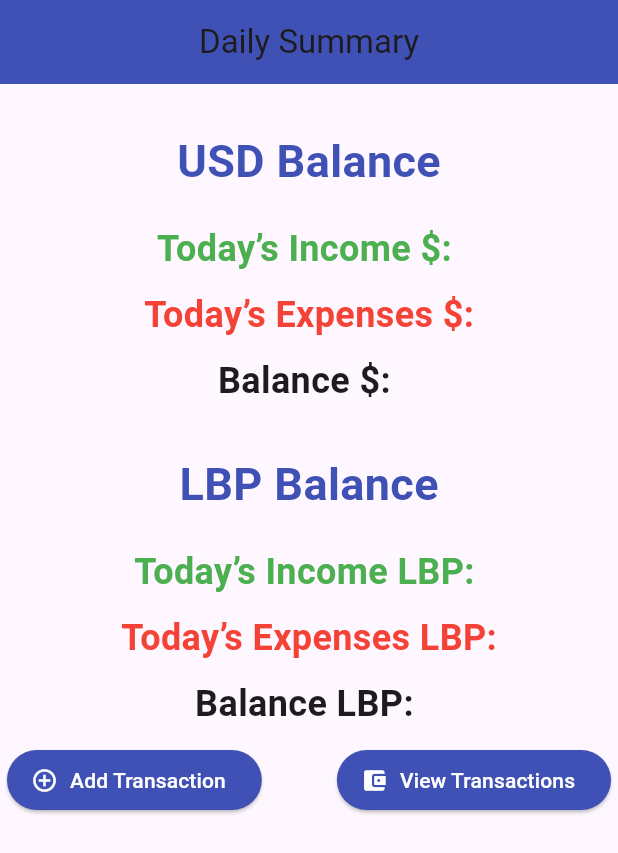
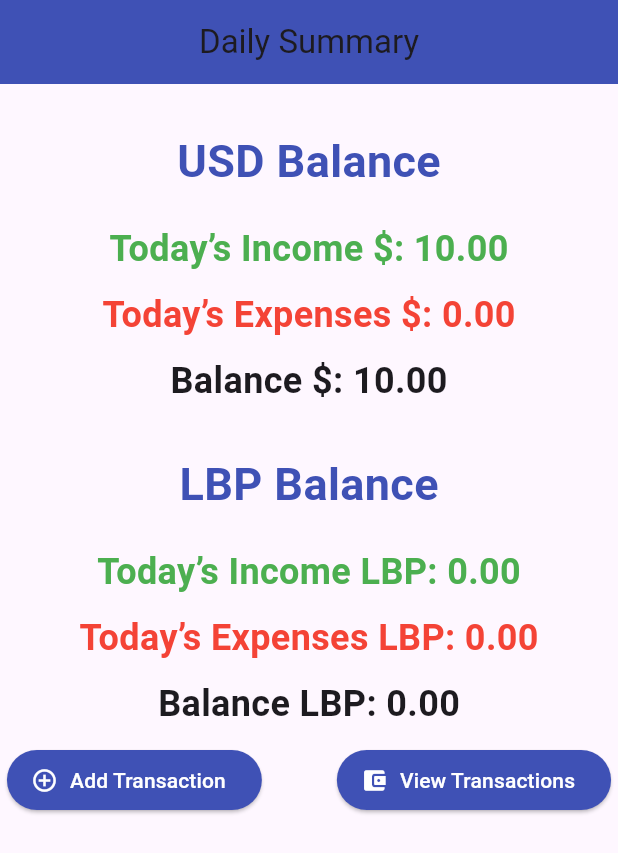
Before and after one commit to Mohamad-Boustani/mobile_1_project_1, a Flutter app: the screen it shows after launch, on a phone screen of 412 x 824 dp. Shown: the top 853 px of the screen. Run offline on Flutter 3.47's test engine with Material 3 defaults, Android fonts, the phone set to English and light mode, and no system bars.

Commit message:
completed the Project by adding the summation inside the transaction and printing it in the Homepage

```diff
--- a/lib/HomePage.dart
+++ b/lib/HomePage.dart
@@ -1,7 +1,7 @@
 import 'package:flutter/material.dart';
 import 'package:mobile/AddTransactionPage.dart';
-
 import 'TransactionList.dart';
+import 'Transaction.dart';
 
 class HomePage extends StatefulWidget {
   HomePage({Key? key}) : super(key: key);
@@ -48,7 +48,9 @@ class _HomePageState extends State<HomePage> {
             ),
             const SizedBox(height: 20),
             Text(
-              "Today’s Income \$: ",
+              "Today’s Income \$: ${Transaction
+                  .totalIncome('USD')
+                  .toStringAsFixed(2)}",
               style: TextStyle(
                 color: Colors.green,
                 fontWeight: FontWeight.bold,
@@ -57,7 +59,9 @@ class _HomePageState extends State<HomePage> {
             ),
             const SizedBox(height: 10),
             Text(
-              "Today’s Expenses \$:",
+              "Today’s Expenses \$: ${Transaction
+                  .totalExpenses('USD')
+                  .toStringAsFixed(2)}",
               style: TextStyle(
                 color: Colors.red,
                 fontWeight: FontWeight.bold,
@@ -66,7 +70,7 @@ class _HomePageState extends State<HomePage> {
             ),
             const SizedBox(height: 10),
             Text(
-              "Balance \$: ",
+              "Balance \$: ${Transaction.balance('USD').toStringAsFixed(2)}",
               style: TextStyle(fontWeight: FontWeight.bold, fontSize: 24),
             ),
             const SizedBox(height: 30),
@@ -83,7 +87,9 @@ class _HomePageState extends State<HomePage> {
             ),
             const SizedBox(height: 20),
             Text(
-              "Today’s Income LBP: ",
+              "Today’s Income LBP: ${Transaction
+                  .totalIncome('LBP')
+                  .toStringAsFixed(2)}",
               style: TextStyle(
                 color: Colors.green,
                 fontWeight: FontWeight.bold,
@@ -92,7 +98,9 @@ class _HomePageState extends State<HomePage> {
             ),
             const SizedBox(height: 10),
             Text(
-              "Today’s Expenses LBP:",
+              "Today’s Expenses LBP: ${Transaction
+                  .totalExpenses('LBP')
+                  .toStringAsFixed(2)}",
               style: TextStyle(
                 color: Colors.red,
                 fontWeight: FontWeight.bold,
@@ -101,7 +109,7 @@ class _HomePageState extends State<HomePage> {
             ),
             const SizedBox(height: 10),
             Text(
-              "Balance LBP: ",
+              "Balance LBP: ${Transaction.balance('LBP').toStringAsFixed(2)}",
               style: TextStyle(fontWeight: FontWeight.bold, fontSize: 24),
             ),
             const SizedBox(height: 10),
--- a/lib/Transaction.dart
+++ b/lib/Transaction.dart
@@ -1,3 +1,5 @@
+import 'Data.dart';
+
 class Transaction {
   double amount;
   String type;
@@ -11,4 +13,28 @@ class Transaction {
   String toString() {
     return "Amount: $amount $currency - Type: $type - Date: $date \n Note: $note";
   }
+
+  static double totalIncome(String currency) {
+    double sum = 0.0;
+    for (var t in transactiondata) {
+      if (t.currency == currency && t.type == "Income") {
+        sum += t.amount;
+      }
+    }
+    return sum;
+  }
+
+  static double totalExpenses(String currency) {
+    double sum = 0.0;
+    for (var t in transactiondata) {
+      if (t.currency == currency && t.type == "Expenses") {
+        sum += t.amount;
+      }
+    }
+    return sum;
+  }
+
+  static double balance(String currency) {
+    return totalIncome(currency) - totalExpenses(currency);
+  }
 }
```
